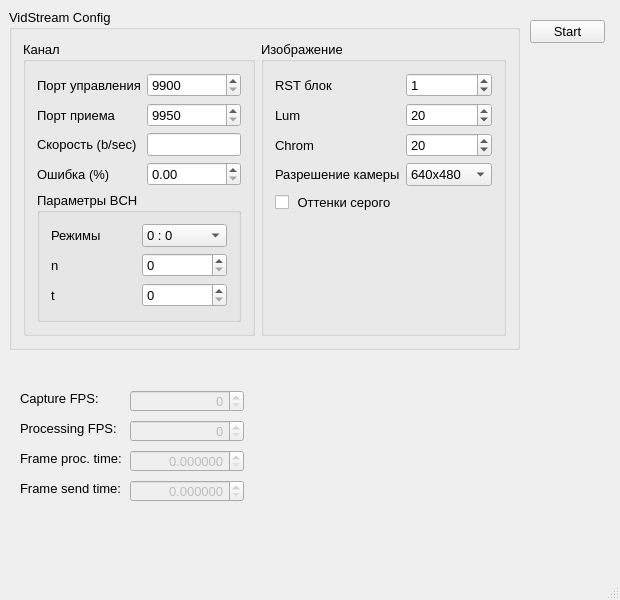
This is vidstream/src/qtgui/ui/mainwindow.ui in snikulov/vidstream as Qt 5 draws it before an edit. The edited form follows.
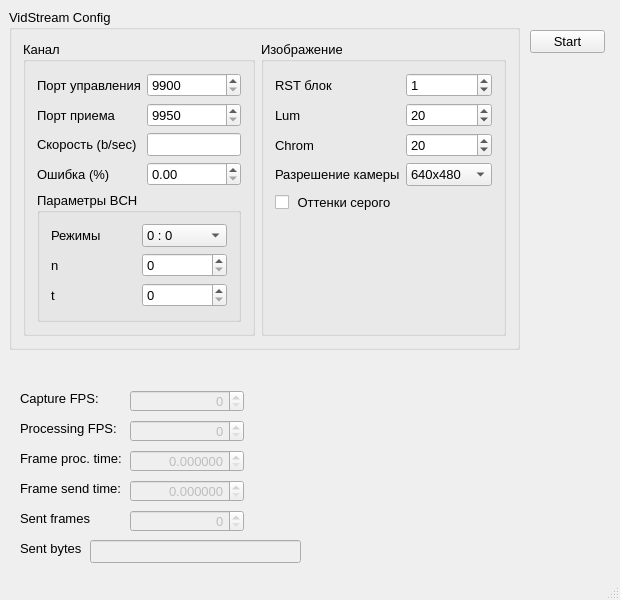
This is the edited form.

Commit message: added sent bytes/frames statistic

What changed in the file:
```diff
--- a/vidstream/src/qtgui/ui/mainwindow.ui
+++ b/vidstream/src/qtgui/ui/mainwindow.ui
@@ -321,7 +321,7 @@
     <property name="geometry">
      <rect>
       <x>530</x>
-      <y>20</y>
+      <y>30</y>
       <width>75</width>
       <height>23</height>
      </rect>
@@ -476,6 +476,85 @@
      <double>99999.990000000005239</double>
     </property>
    </widget>
+   <widget class="QSpinBox" name="spinBox_sent_frames">
+    <property name="enabled">
+     <bool>false</bool>
+    </property>
+    <property name="geometry">
+     <rect>
+      <x>130</x>
+      <y>510</y>
+      <width>114</width>
+      <height>22</height>
+     </rect>
+    </property>
+    <property name="alignment">
+     <set>Qt::AlignRight|Qt::AlignTrailing|Qt::AlignVCenter</set>
+    </property>
+    <property name="minimum">
+     <number>0</number>
+    </property>
+    <property name="maximum">
+     <number>9000</number>
+    </property>
+    <property name="value">
+     <number>0</number>
+    </property>
+   </widget>
+   <widget class="QLabel" name="label_16">
+    <property name="geometry">
+     <rect>
+      <x>20</x>
+      <y>510</y>
+      <width>101</width>
+      <height>16</height>
+     </rect>
+    </property>
+    <property name="text">
+     <string>Sent frames</string>
+    </property>
+   </widget>
+   <widget class="QLabel" name="label_17">
+    <property name="geometry">
+     <rect>
+      <x>20</x>
+      <y>540</y>
+      <width>101</width>
+      <height>16</height>
+     </rect>
+    </property>
+    <property name="text">
+     <string>Sent bytes</string>
+    </property>
+   </widget>
+   <widget class="QLineEdit" name="lineEdit_sent_bytes">
+    <property name="enabled">
+     <bool>false</bool>
+    </property>
+    <property name="geometry">
+     <rect>
+      <x>90</x>
+      <y>540</y>
+      <width>211</width>
+      <height>23</height>
+     </rect>
+    </property>
+   </widget>
+   <zorder>groupBox</zorder>
+   <zorder>pushButton_operate</zorder>
+   <zorder>label_7</zorder>
+   <zorder>label_8</zorder>
+   <zorder>label_14</zorder>
+   <zorder>label_15</zorder>
+   <zorder>spinBox_cap_fps</zorder>
+   <zorder>spinBox_proc_fps</zorder>
+   <zorder>doubleSpinBox_f_proc_time</zorder>
+   <zorder>doubleSpinBox_f_send_time</zorder>
+   <zorder>spinBox_sent_frames</zorder>
+   <zorder>label_16</zorder>
+   <zorder>label_17</zorder>
+   <zorder>lineEdit_channel_speed</zorder>
+   <zorder>lineEdit_sent_bytes</zorder>
   </widget>
   <widget class="QStatusBar" name="statusBar"/>
  </widget>
```
Left out of the diff: 6 changed lines with no effect on the pictures. The commit also changes 9 other files.
